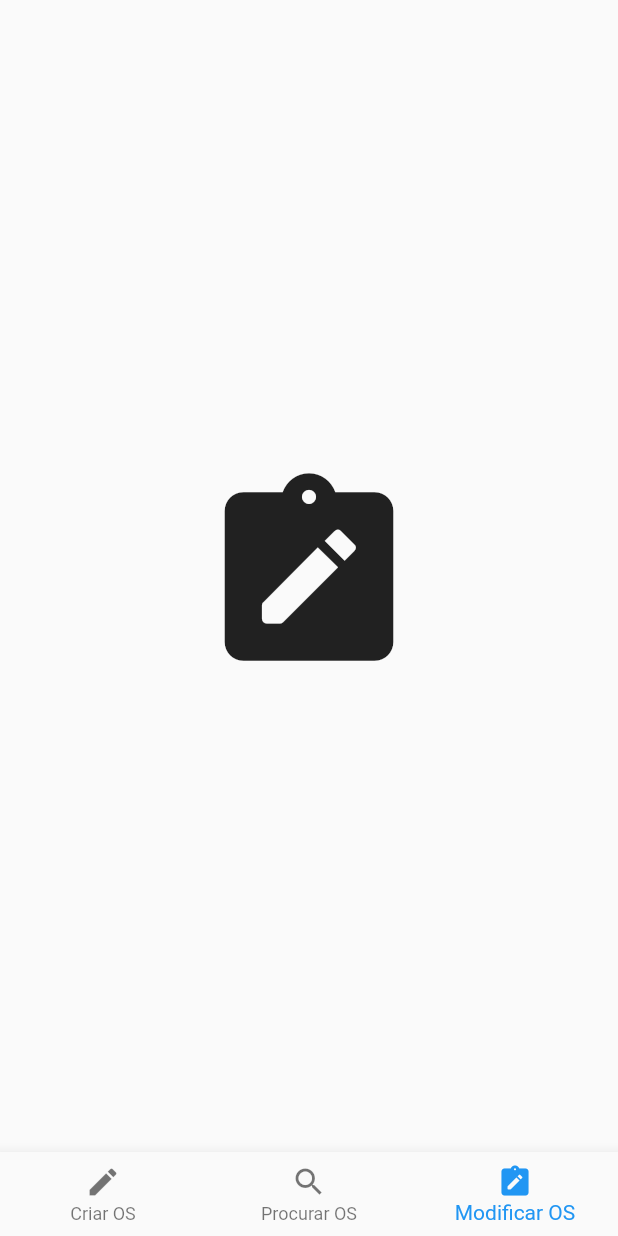
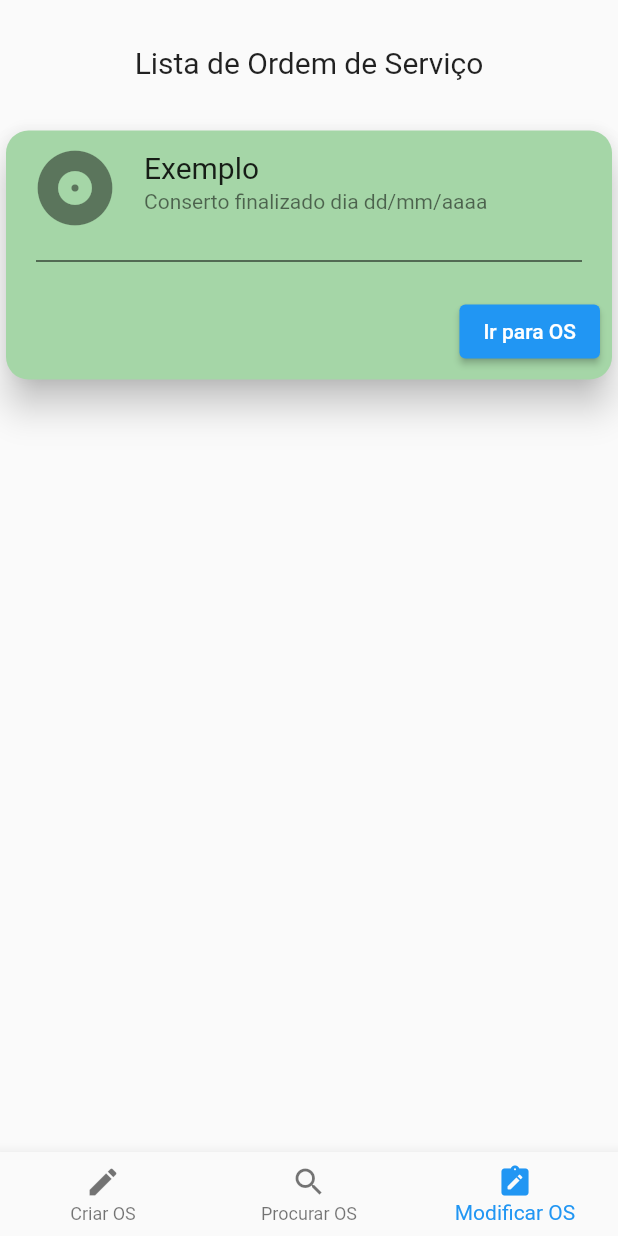
Before and after one commit to marcoanlopes/fixit, a Flutter app: the BottomNavBar screen opened directly, item 3 of the bottom bar chosen, on a phone screen of 412 x 824 dp. Run offline on Flutter 3.47's test engine with Material 2 defaults, Android fonts, the phone set to English and light mode, and no system bars.

Commit message:
Fixed list

```diff
--- a/lib/BottomNavBar.dart
+++ b/lib/BottomNavBar.dart
@@ -13,10 +13,7 @@ class _BottomNavBarState extends State<BottomNavBar> {
   static List<Widget> _pages = <Widget>[
     CreateOS(),
     SearchOS(),
-    Icon(
-      Icons.note_alt_rounded,
-      size: 150,
-    ),
+    ListOS(),
   ];
 
   void _onItemTapped(int index) {
@@ -48,6 +45,31 @@ class _BottomNavBarState extends State<BottomNavBar> {
         ],
         currentIndex: _selectedIndex,
         onTap: _onItemTapped,
+      ),
+    );
+  }
+}
+
+class ListOS extends StatelessWidget {
+  const ListOS({
+    Key? key,
+  }) : super(key: key);
+
+  @override
+  Widget build(BuildContext context) {
+    return Center(
+      child: ListView(
+        children: [
+          Padding(
+            padding: EdgeInsets.symmetric(horizontal: 40, vertical: 30),
+            child: Text(
+              "Lista de Ordem de Serviço",
+              style: TextStyle(fontSize: 20),
+              textAlign: TextAlign.center,
+            ),
+          ),
+          _card(),
+        ],
       ),
     );
   }
@@ -133,3 +155,39 @@ class CreateOS extends StatelessWidget {
     );
   }
 }
+
+_card() {
+  return Card(
+    shape: RoundedRectangleBorder(
+      borderRadius: BorderRadius.circular(15.0),
+    ),
+    color: Colors.green[200],
+    elevation: 10,
+    child: Column(
+      mainAxisSize: MainAxisSize.min,
+      children: <Widget>[
+        const ListTile(
+          leading: Icon(Icons.album, size: 60),
+          title: Text('Exemplo', style: TextStyle(fontSize: 20.0)),
+          subtitle: Text('Conserto finalizado dia dd/mm/aaaa',
+              style: TextStyle(fontSize: 14.0)),
+        ),
+        Divider(
+          color: Colors.black,
+          height: 30,
+          thickness: 0,
+          indent: 20,
+          endIndent: 20,
+        ),
+        ButtonBar(
+          children: <Widget>[
+            ElevatedButton(
+              child: const Text('Ir para OS'),
+              onPressed: () {/* ... */},
+            ),
+          ],
+        ),
+      ],
+    ),
+  );
+}
```
